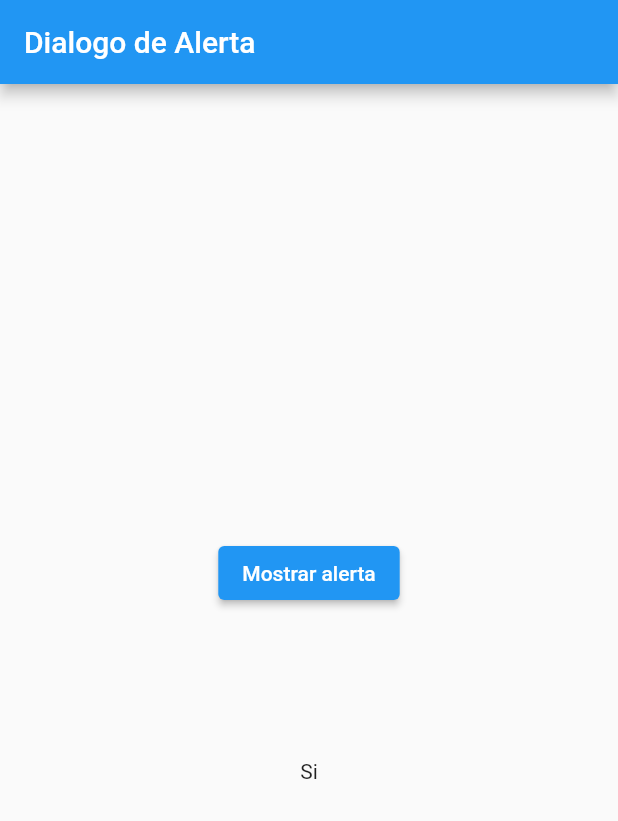
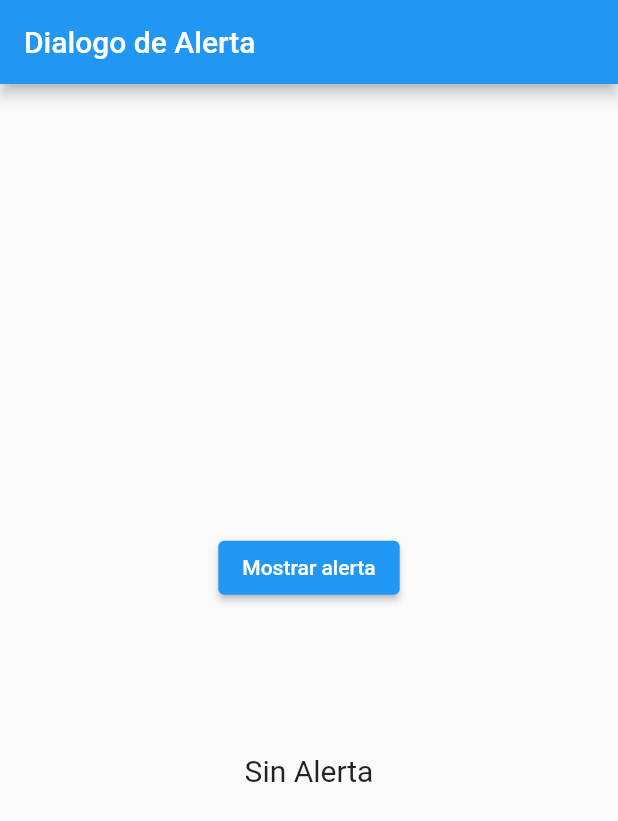
Before and after one commit to DiegoGustavoMO/alertas, a Flutter app: the screen it shows after launch, on a phone screen of 412 x 824 dp. Shown: the top 821 px of the screen. Run offline on Flutter 3.47's test engine with Material 2 defaults, Android fonts, the phone set to English and light mode, and no system bars.

Commit message:
mensajes de alerta - falta

```diff
--- a/lib/main.dart
+++ b/lib/main.dart
@@ -42,6 +42,9 @@ class Inicio extends StatefulWidget {
   _InicioState createState() => _InicioState();
 }
 
+//variable para control del mensaje de alerta
+bool _valoralerta = false;
+
 class _InicioState extends State<Inicio> {
   @override
   Widget build(BuildContext context) {
@@ -66,7 +69,11 @@ class _InicioState extends State<Inicio> {
               const SizedBox(
                 height: 100,
               ),
-              const Text("Si"),
+              //condicion ternaria que evalua el valor de _valoralerta()
+              //para mostrar un mensaje u otro
+              //si es true mues con alerta si es false muestr sin alerta
+              Text(_valoralerta ? "Con Alerta" : "Sin Alerta",
+                  style: const TextStyle(fontSize: 20)),
             ],
           ),
         ));
@@ -94,6 +101,7 @@ void _mostrarAlerta(BuildContext context) {
         TextButton(
             onPressed: () {
               print("No");
+              _valoralerta = false;
               //navigator es para navegar entre ventanas
               //pop para volver a la anterior
               Navigator.pop(context);
@@ -102,6 +110,7 @@ void _mostrarAlerta(BuildContext context) {
         TextButton(
             onPressed: () {
               print("si");
+              _valoralerta = !_valoralerta;
               Navigator.pop(context);
             },
             child: const Text("Si"))
```
